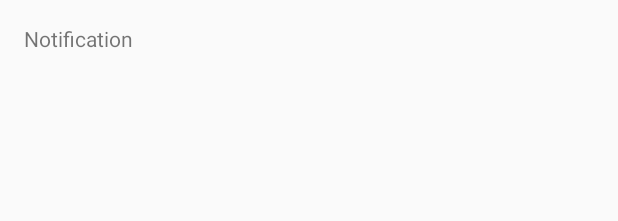
After one commit to Piotrek199612/PANNUM, an Android app: the layout activity_my_notification.xml on its own in the app's theme, with its tools: preview values and no code run, on a phone screen of 412 x 824 dp. The commit adds this screen. Shown: the top 221 px of the screen. Run offline under Robolectric (Android 15) with nearby library versions, the phone set to English and light mode, and no system bars.

Commit message:
Task finished

```diff
--- a/app/src/main/AndroidManifest.xml
+++ b/app/src/main/AndroidManifest.xml
@@ -3,6 +3,8 @@
     package="com.example.student.android_08c01">
 
     <uses-permission android:name="android.permission.ACCESS_NETWORK_STATE" />
+    <uses-permission android:name="android.permission.FOREGROUND_SERVICE" />
+
     <application
         android:allowBackup="true"
         android:icon="@mipmap/oak"
--- a/app/src/main/java/com/example/student/android_08c01/MainActivity.kt
+++ b/app/src/main/java/com/example/student/android_08c01/MainActivity.kt
@@ -9,6 +9,9 @@ import java.io.File
 import java.io.IOException
 
 class MainActivity : AppCompatActivity() {
+    companion object {
+        var MY_NOTIFICATION_ID = 1998
+    }
 
     override fun onCreate(savedInstanceState: Bundle?) {
         super.onCreate(savedInstanceState)
--- /dev/null
+++ b/app/src/main/res/layout/activity_my_notification.xml
@@ -0,0 +1,16 @@
+<?xml version="1.0" encoding="utf-8"?>
+<RelativeLayout xmlns:android="http://schemas.android.com/apk/res/android"
+    android:layout_width="match_parent"
+    android:layout_height="match_parent"
+    android:paddingLeft="@dimen/activity_horizontal_margin"
+    android:paddingRight="@dimen/activity_horizontal_margin"
+    android:paddingTop="@dimen/activity_vertical_margin"
+    android:paddingBottom="@dimen/activity_vertical_margin">
+
+    <TextView
+        android:text="@string/NotificationActivityMessage"
+        android:layout_width="wrap_content"
+        android:layout_height="wrap_content"
+        android:id="@+id/notification_message" />
+
+</RelativeLayout>
--- /dev/null
+++ b/app/src/main/res/values/dimens.xml
@@ -0,0 +1,6 @@
+<?xml version="1.0" encoding="utf-8"?>
+<resources>
+    <!-- Default screen margins, per the Android Design guidelines. -->
+    <dimen name="activity_horizontal_margin">16dp</dimen>
+    <dimen name="activity_vertical_margin">16dp</dimen>
+</resources>
--- a/app/src/main/res/values/strings.xml
+++ b/app/src/main/res/values/strings.xml
@@ -6,4 +6,5 @@
     <string name="textview">textview</string>
     <string name="default_frequency">5</string>
     <string name="frequency">frequency</string>
+    <string name="NotificationActivityMessage">Notification</string>
 </resources>
```
Also changed, not shown: app/src/main/java/com/example/student/android_08c01/MyNetworkCheckIntentService.kt (+49 -0 lines).
